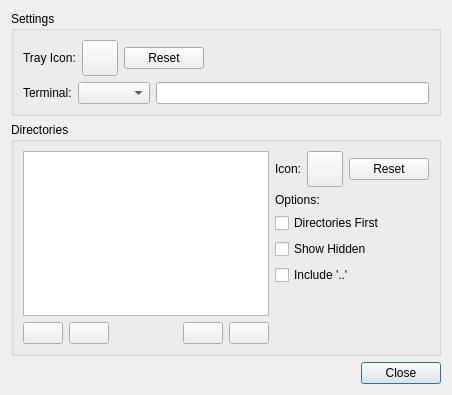
Before: the Qt Designer form sfbm/data/prefs.ui in kahu/sfbm, drawn with Qt 5.
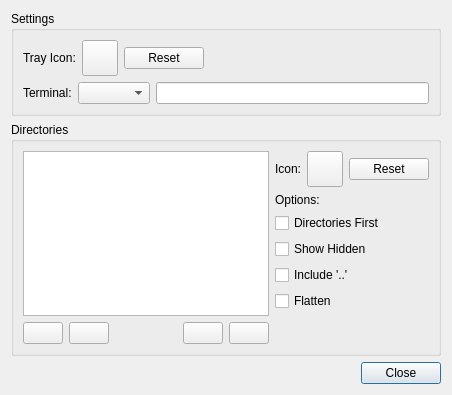
After: the same form once the commit is applied. Icons and pictures are not drawn.

Commit message: Add "Flatten" option and mimetype menu.

```diff
--- a/sfbm/data/prefs.ui
+++ b/sfbm/data/prefs.ui
@@ -270,6 +270,13 @@
               </property>
              </widget>
             </item>
+            <item>
+             <widget class="QCheckBox" name="flattenBox">
+              <property name="text">
+               <string>Flatten</string>
+              </property>
+             </widget>
+            </item>
             <item>
              <spacer name="verticalSpacer">
               <property name="orientation">
```
The commit also changes 7 other files.
